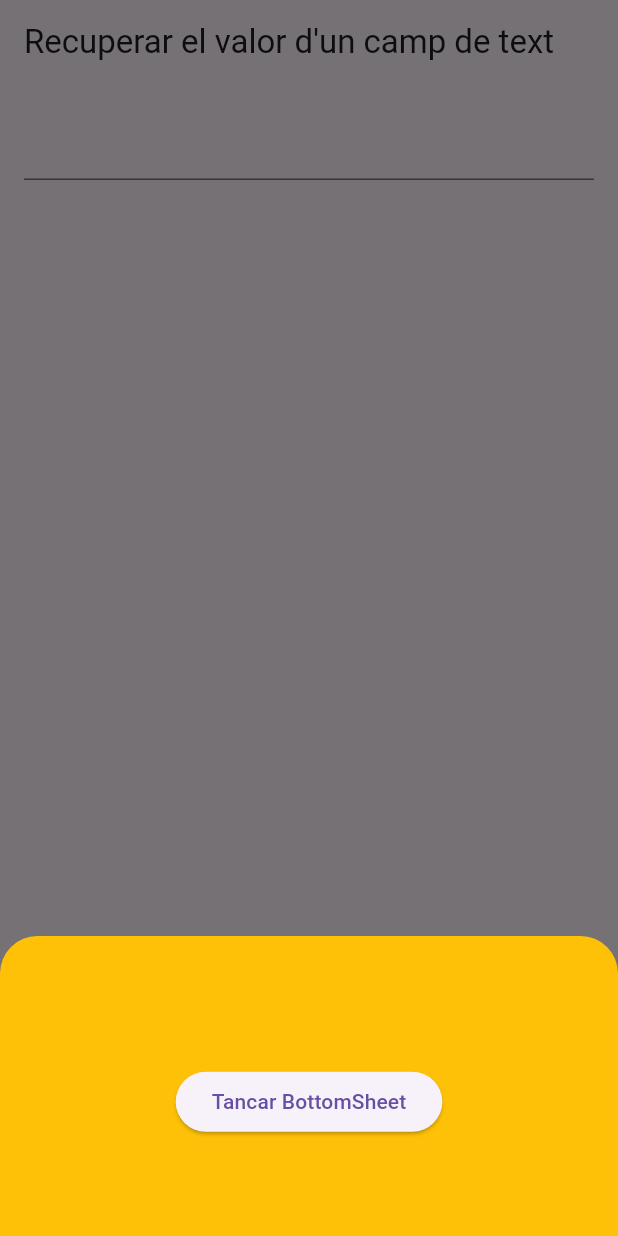
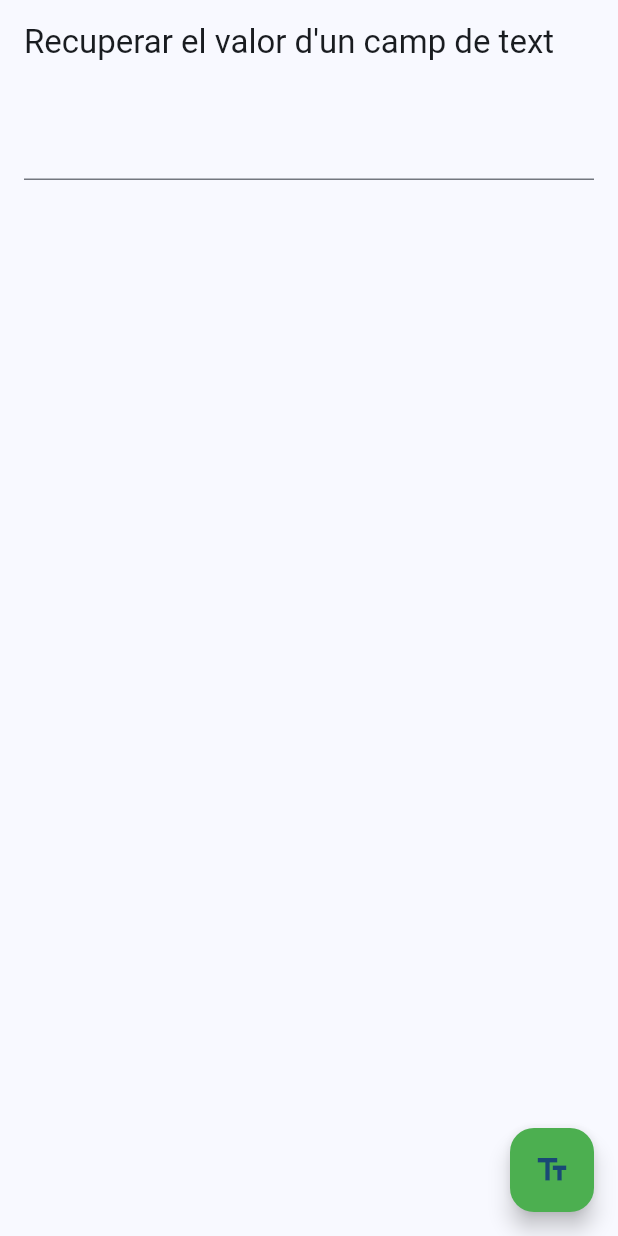
Before and after one commit to ferranrc16/Programacio-multimedia-i-dispositius-mobils, a Flutter app: the MyCustomForm screen opened directly, after a tap on the "text fields" icon, on a phone screen of 412 x 824 dp. Run offline on Flutter 3.47's test engine with Material 3 defaults, Android fonts, the phone set to English and light mode, and no system bars; our stand-ins replace flutter_form_builder.

Commit message:
04/11/2026

```diff
--- /dev/null
+++ b/practica_3_formularios/lib/activitat1.dart
@@ -0,0 +1,118 @@
+import 'package:flutter/material.dart';
+
+void main() => runApp(const MyApp());
+
+class MyApp extends StatelessWidget {
+  const MyApp({super.key});
+
+  @override
+  Widget build(BuildContext context) {
+    return const MaterialApp(
+      title:
+          'Recuperar el valor d'
+          'un camp de text',
+      home: MyCustomForm(),
+    );
+  }
+}
+
+class MyCustomForm extends StatefulWidget {
+  const MyCustomForm({super.key});
+  @override
+  State<MyCustomForm> createState() => _MyCustomFormState();
+}
+
+class _MyCustomFormState extends State<MyCustomForm> {
+  final myController = TextEditingController();
+
+  @override
+  void dispose() {
+    myController.dispose();
+    super.dispose();
+  }
+
+  @override
+  Widget build(BuildContext context) {
+    return Scaffold(
+      appBar: AppBar(
+        title: const Text('Recuperar el valor d\'un camp de text'),
+      ),
+      body: Padding(
+        padding: const EdgeInsets.all(16.0),
+        child: TextField(controller: myController),
+      ),
+      floatingActionButton: FloatingActionButton(
+        backgroundColor: Colors.green,
+        onPressed: () {
+          /* showModalBottomSheet(
+              backgroundColor: Colors.transparent,
+              context: context,
+              builder: (BuildContext context) {
+                return Container(
+                    decoration: const BoxDecoration(
+                      color: Colors.amber,
+                      borderRadius: BorderRadius.only(
+                        topLeft: Radius.circular(25),
+                        topRight: Radius.circular(25),
+                      ),
+                    ),
+                    height: 200,
+                    child: Center(
+                      child: Column(
+                        mainAxisAlignment: MainAxisAlignment.center,
+                        mainAxisSize: MainAxisSize.min,
+                        children: <Widget>[
+                          Text(myController.text),
+                          ElevatedButton(
+                            onPressed: () => Navigator.of(context).pop(),
+                            child: const Text('Tancar BottomSheet'),
+                          )
+                        ],
+                      ),
+                    ));
+              }); */
+          /* showDialog(
+            context: context,
+            builder: (BuildContext context) {
+              return AlertDialog(
+                title: const Text('AlertDialog'),
+                content: Text(myController.text),
+                actions: [
+                  TextButton(
+                    onPressed: () =>
+                        Navigator.of(context).pop(),
+                    child: const Text('OK'),
+                  ),
+                ],
+              );
+            },
+          ); */
+          /* showDialog(
+            context: context,
+            builder: (BuildContext context) {
+              return SimpleDialog(
+                title: const Text('SimpleDialog'),
+                children: [
+                  Padding(
+                    padding: const EdgeInsets.all(16.0),
+                    child: Text(myController.text),
+                  ),
+                ],
+              );
+            },
+          ); */
+          /* ScaffoldMessenger.of(context).showSnackBar(
+            SnackBar(
+              content: Text(myController.text),
+              duration: const Duration(
+                seconds: 2,
+              ),
+            ),
+          ); */
+        },
+        tooltip: 'Mostra el valor!',
+        child: const Icon(Icons.text_fields),
+      ),
+    );
+  }
+}
--- a/practica_3_formularios/pubspec.yaml
+++ b/practica_3_formularios/pubspec.yaml
@@ -30,6 +30,7 @@ environment:
 dependencies:
   flutter:
     sdk: flutter
+  flutter_form_builder: ^9.1.1
 
   # The following adds the Cupertino Icons font to your application.
   # Use with the CupertinoIcons class for iOS style icons.
```
Also changed, not shown: practica_3_formularios/lib/main.dart (+202 -54 lines).
